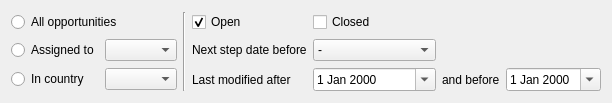
Old version of the form client/src/pages/opportunityfilterwidget.ui in the repository KDAB/FatCRM.
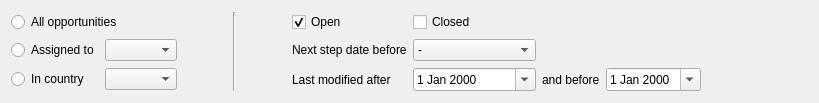
New version of the form. Custom widgets are drawn as their Qt base class.

Commit message: add spacer to prevent confusion

The edit to the form file:
```diff
--- a/client/src/pages/opportunityfilterwidget.ui
+++ b/client/src/pages/opportunityfilterwidget.ui
@@ -6,7 +6,7 @@
    <rect>
     <x>0</x>
     <y>0</y>
-    <width>607</width>
+    <width>819</width>
     <height>103</height>
    </rect>
   </property>
@@ -14,24 +14,10 @@
    <string>Form</string>
   </property>
   <layout class="QGridLayout" name="gridLayout">
-   <item row="1" column="3">
-    <widget class="QLabel" name="label">
-     <property name="text">
-      <string>Next step date before</string>
-     </property>
-    </widget>
+   <item row="2" column="1">
+    <widget class="QComboBox" name="cbCountry"/>
    </item>
-   <item row="0" column="3">
-    <widget class="QCheckBox" name="cbOpen">
-     <property name="text">
-      <string>Open</string>
-     </property>
-     <property name="checked">
-      <bool>true</bool>
-     </property>
-    </widget>
-   </item>
-   <item row="1" column="4">
+   <item row="1" column="6">
     <widget class="QComboBox" name="cbMaxNextStepDate">
      <item>
       <property name="text">
@@ -60,11 +46,29 @@
      </item>
     </widget>
    </item>
-   <item row="1" column="1">
-    <widget class="QComboBox" name="cbAssignee"/>
+   <item row="1" column="0">
+    <widget class="QRadioButton" name="rbAssignedTo">
+     <property name="text">
+      <string>Assigned to</string>
+     </property>
+    </widget>
    </item>
-   <item row="2" column="1">
-    <widget class="QComboBox" name="cbCountry"/>
+   <item row="2" column="6">
+    <widget class="QDateEditEx" name="modifiedAfter">
+     <property name="calendarPopup">
+      <bool>true</bool>
+     </property>
+    </widget>
+   </item>
+   <item row="0" column="5">
+    <widget class="QCheckBox" name="cbOpen">
+     <property name="text">
+      <string>Open</string>
+     </property>
+     <property name="checked">
+      <bool>true</bool>
+     </property>
+    </widget>
    </item>
    <item row="2" column="0">
     <widget class="QRadioButton" name="rbCountry">
@@ -73,21 +77,34 @@
      </property>
     </widget>
    </item>
-   <item row="0" column="4">
-    <widget class="QCheckBox" name="cbClosed">
+   <item row="2" column="9">
+    <spacer name="horizontalSpacer_2">
+     <property name="orientation">
+      <enum>Qt::Horizontal</enum>
+     </property>
+     <property name="sizeHint" stdset="0">
+      <size>
+       <width>40</width>
+       <height>20</height>
+      </size>
+     </property>
+    </spacer>
+   </item>
+   <item row="1" column="5">
+    <widget class="QLabel" name="label">
      <property name="text">
-      <string>Closed</string>
+      <string>Next step date before</string>
      </property>
     </widget>
    </item>
-   <item row="0" column="2" rowspan="3">
+   <item row="0" column="3" rowspan="3">
     <widget class="Line" name="line">
      <property name="orientation">
       <enum>Qt::Vertical</enum>
      </property>
     </widget>
    </item>
-   <item row="2" column="6">
+   <item row="2" column="8">
     <widget class="QDateEditEx" name="modifiedBefore">
      <property name="calendarPopup">
       <bool>true</bool>
@@ -101,42 +118,57 @@
      </property>
     </widget>
    </item>
-   <item row="1" column="0">
-    <widget class="QRadioButton" name="rbAssignedTo">
+   <item row="0" column="6">
+    <widget class="QCheckBox" name="cbClosed">
      <property name="text">
-      <string>Assigned to</string>
+      <string>Closed</string>
      </property>
     </widget>
    </item>
-   <item row="2" column="4">
-    <widget class="QDateEditEx" name="modifiedAfter">
-     <property name="calendarPopup">
-      <bool>true</bool>
-     </property>
-    </widget>
+   <item row="1" column="1">
+    <widget class="QComboBox" name="cbAssignee"/>
    </item>
-   <item row="2" column="3">
+   <item row="2" column="5">
     <widget class="QLabel" name="label_2">
      <property name="text">
       <string>Last modified after</string>
      </property>
     </widget>
    </item>
-   <item row="2" column="5">
+   <item row="2" column="7">
     <widget class="QLabel" name="label_3">
      <property name="text">
       <string>and before</string>
      </property>
     </widget>
    </item>
-   <item row="2" column="7">
-    <spacer name="horizontalSpacer_2">
+   <item row="0" column="4">
+    <spacer name="horizontalSpacer">
      <property name="orientation">
       <enum>Qt::Horizontal</enum>
      </property>
+     <property name="sizeType">
+      <enum>QSizePolicy::Maximum</enum>
+     </property>
      <property name="sizeHint" stdset="0">
       <size>
-       <width>40</width>
+       <width>50</width>
+       <height>20</height>
+      </size>
+     </property>
+    </spacer>
+   </item>
+   <item row="0" column="2">
+    <spacer name="horizontalSpacer_3">
+     <property name="orientation">
+      <enum>Qt::Horizontal</enum>
+     </property>
+     <property name="sizeType">
+      <enum>QSizePolicy::Maximum</enum>
+     </property>
+     <property name="sizeHint" stdset="0">
+      <size>
+       <width>50</width>
        <height>20</height>
       </size>
      </property>
```
